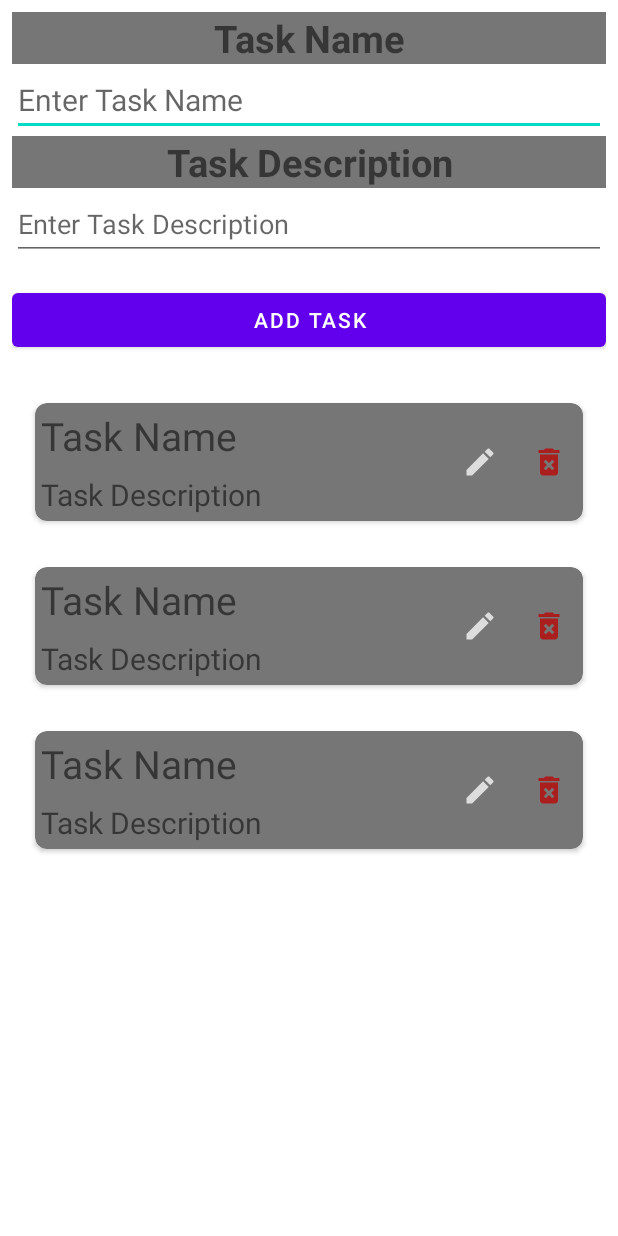
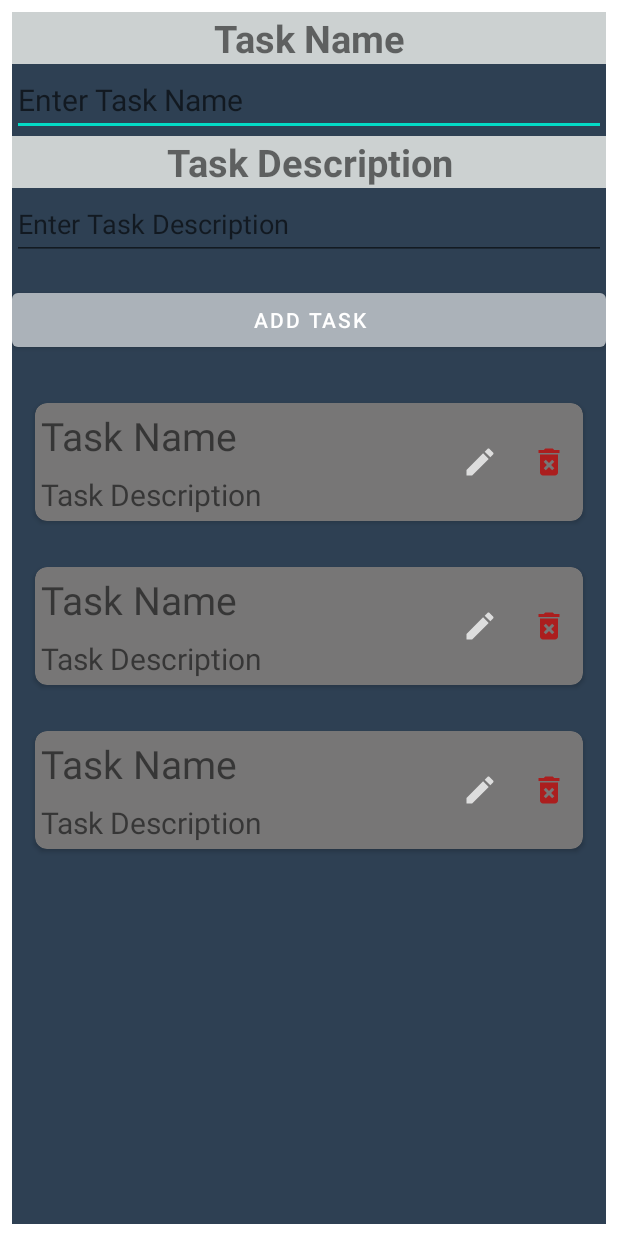
Before and after one commit to faisal-alfariheedi/Task_Timer, an Android app: the layout fragment_editor.xml on its own in the app's theme, with its tools: preview values and no code run, on a phone screen of 412 x 824 dp. Run offline under Robolectric (Android 15) with nearby library versions, the phone set to English and light mode, and no system bars.

Commit message:
modified UI

```diff
--- a/app/src/main/res/layout/fragment_editor.xml
+++ b/app/src/main/res/layout/fragment_editor.xml
@@ -4,6 +4,7 @@
     xmlns:tools="http://schemas.android.com/tools"
     android:layout_width="match_parent"
     android:layout_height="match_parent"
+    android:background="#2E4053"
     android:layout_margin="8dp"
     tools:context=".Editor">
 
@@ -20,12 +21,11 @@
             android:id="@+id/taskTitle"
             android:layout_width="match_parent"
             android:layout_height="wrap_content"
+            android:background="#CCD1D1"
             android:text="Task Name"
-            android:textStyle="bold"
             android:textAlignment="center"
             android:textSize="25sp"
-            android:background="#777676"
-            />
+            android:textStyle="bold" />
 
         <EditText
             android:id="@+id/taskNameET"
@@ -39,11 +39,11 @@
             android:id="@+id/taskDescription"
             android:layout_width="match_parent"
             android:layout_height="wrap_content"
-            android:textStyle="bold"
+            android:background="#CCD1D1"
+            android:text="Task Description"
             android:textAlignment="center"
             android:textSize="25sp"
-            android:background="#777676"
-            android:text="Task Description" />
+            android:textStyle="bold" />
 
         <EditText
             android:id="@+id/taskDesET"
@@ -57,11 +57,11 @@
             android:id="@+id/addBtn"
             android:layout_width="match_parent"
             android:layout_height="wrap_content"
-            android:text="Add Task"
             android:layout_gravity="center_horizontal"
             android:layout_marginVertical="16dp"
+            android:text="Add Task"
 
-            />
+            app:iconTint="#000000" />
 
         <androidx.recyclerview.widget.RecyclerView
             android:id="@+id/ourRv"
--- a/app/src/main/res/layout/fragment_main.xml
+++ b/app/src/main/res/layout/fragment_main.xml
@@ -4,6 +4,7 @@
     xmlns:tools="http://schemas.android.com/tools"
     android:layout_width="match_parent"
     android:layout_height="match_parent"
+    android:background="#2E4053"
     android:layout_margin="8dp"
     tools:context=".Main">
 
--- a/app/src/main/res/values/colors.xml
+++ b/app/src/main/res/values/colors.xml
@@ -1,7 +1,7 @@
 <?xml version="1.0" encoding="utf-8"?>
 <resources>
     <color name="purple_200">#FFBB86FC</color>
-    <color name="purple_500">#FF6200EE</color>
+    <color name="purple_500">#ABB2B9</color>
     <color name="purple_700">#FF3700B3</color>
     <color name="teal_200">#FF03DAC5</color>
     <color name="teal_700">#FF018786</color>
```
